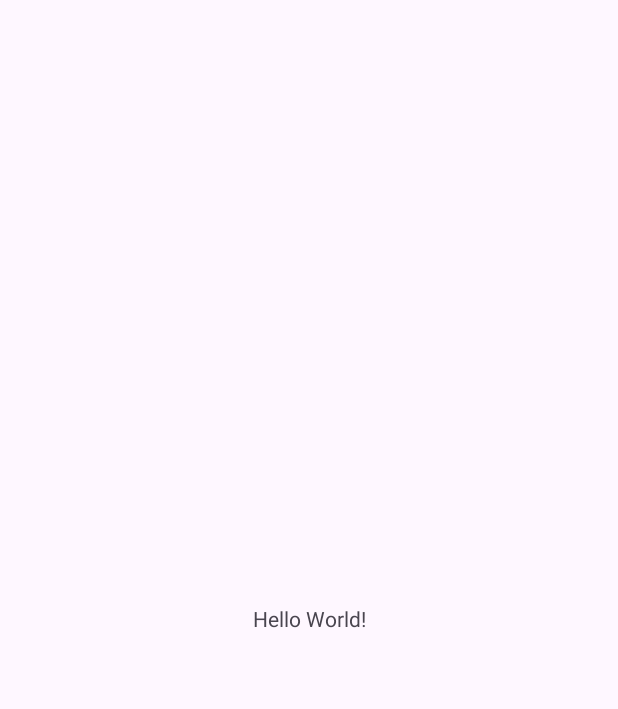
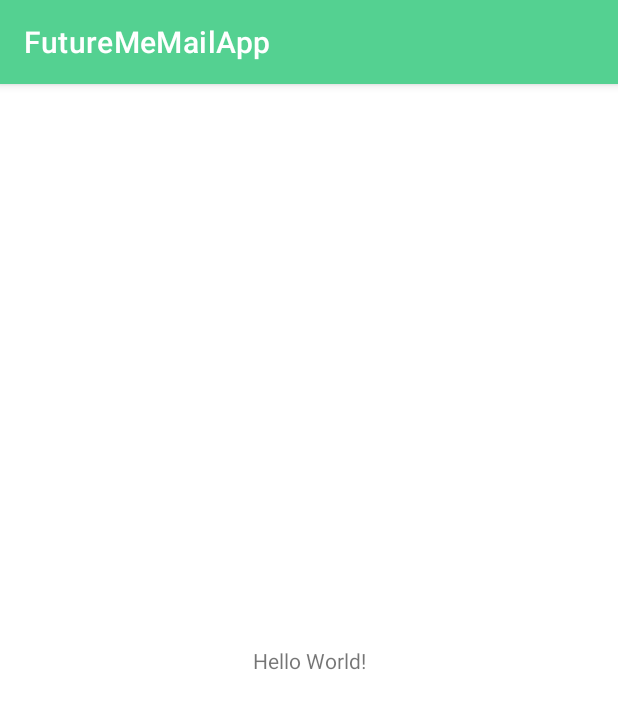
Before and after one commit to connielin07/future-me-mail-app, an Android app: the screen it shows after launch (MainActivity), on a phone screen of 412 x 824 dp. Before the commit the part shown is almost empty. Shown: the top 709 px of the screen. Run offline under Robolectric (Android 15) with nearby library versions, the phone set to English and light mode, and no system bars.

Commit message:
feat/ui statusBarColor

```diff
--- a/app/src/main/res/values/colors.xml
+++ b/app/src/main/res/values/colors.xml
@@ -1,5 +1,10 @@
 <?xml version="1.0" encoding="utf-8"?>
 <resources>
+    <color name="green_200">#54D191</color>
+    <color name="green_500">#B5E605</color>
+    <color name="green_700">#0F502F</color>
+    <color name="teal_200">#FF03DAC5</color>
+    <color name="teal_700">#FF018786</color>
     <color name="black">#FF000000</color>
     <color name="white">#FFFFFFFF</color>
 </resources>
--- a/app/src/main/res/values/themes.xml
+++ b/app/src/main/res/values/themes.xml
@@ -1,9 +1,18 @@
 <resources xmlns:tools="http://schemas.android.com/tools">
     <!-- Base application theme. -->
-    <style name="Base.Theme.FutureMeMailApp" parent="Theme.Material3.DayNight.NoActionBar">
+    <style name="Theme.FutureMeMailApp" parent="Theme.MaterialComponents.DayNight.DarkActionBar">
         <!-- Customize your light theme here. -->
         <!-- <item name="colorPrimary">@color/my_light_primary</item> -->
+        <!-- Primary brand color. -->
+        <item name="colorPrimary">@color/green_200</item>
+        <item name="colorPrimaryVariant">@color/green_700</item>
+        <item name="colorOnPrimary">@color/white</item>
+        <!-- Secondary brand color. -->
+        <item name="colorSecondary">@color/teal_200</item>
+        <item name="colorSecondaryVariant">@color/teal_700</item>
+        <item name="colorOnSecondary">@color/black</item>
+        <!-- Status bar color. -->
+        <item name="android:statusBarColor" tools:targetApi="l">?attr/colorPrimaryVariant</item>
     </style>
 
-    <style name="Theme.FutureMeMailApp" parent="Base.Theme.FutureMeMailApp" />
 </resources>
```
